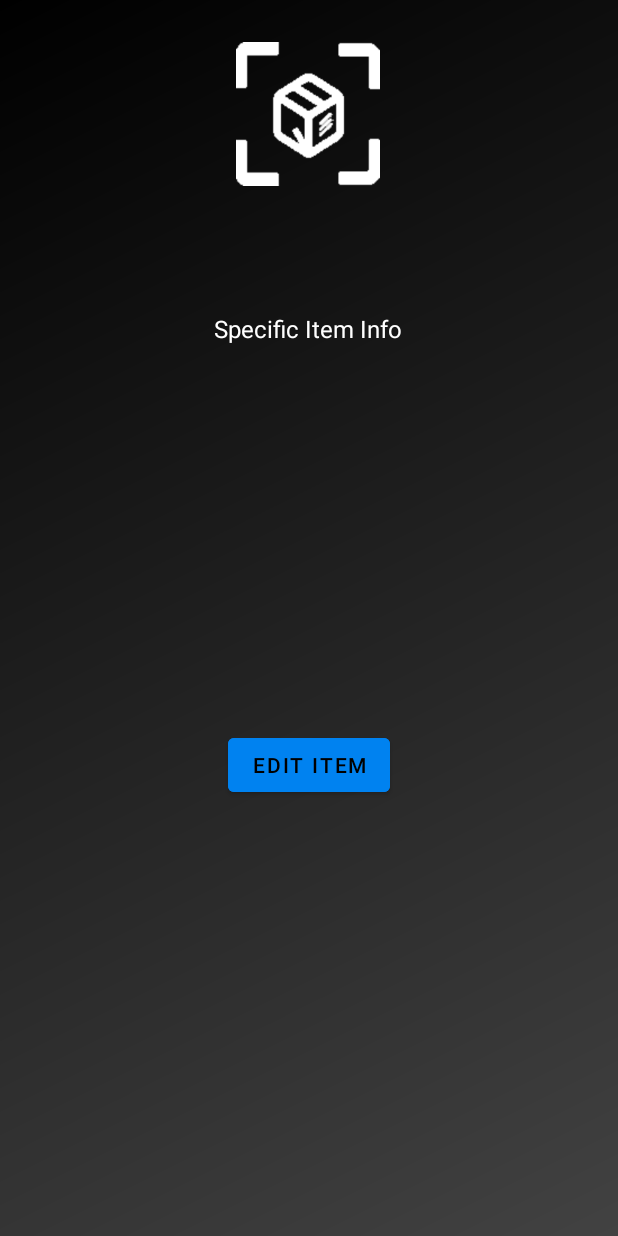
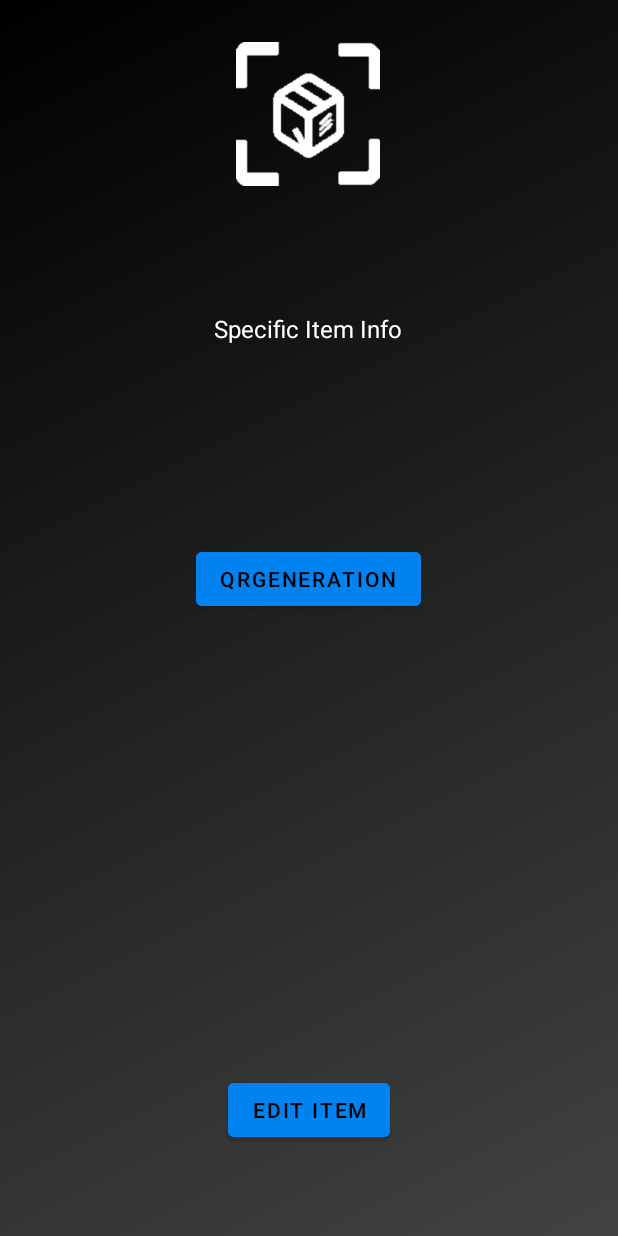
Before and after one commit to eeibmce/QuarterMaster, an Android app: the ItemView screen opened directly, with no data from a screen before it, on a phone screen of 412 x 824 dp. Run offline under Robolectric (Android 15) with nearby library versions, the phone set to English and light mode, and no system bars; our stand-ins replace Firebase (no records; nobody signed in at launch, a user with empty details on screens opened directly); 1 statement that could not run was skipped.

Commit message:
Added Navigation from item view to qr generation

```diff
--- a/app/src/main/java/com/example/quartermaster/ItemView.java
+++ b/app/src/main/java/com/example/quartermaster/ItemView.java
@@ -18,7 +18,7 @@ public class ItemView extends AppCompatActivity {
     FirebaseAuth fAuth;
     FirebaseFirestore fStore;
     TextView mItemInfo;
-    Button mtoEditItemBtn;
+    Button mtoEditItemBtn, mtoQrActivityBtn;
 
     @Override
     protected void onCreate(Bundle savedInstanceState) {
@@ -28,6 +28,7 @@ public class ItemView extends AppCompatActivity {
         fStore = FirebaseFirestore.getInstance();
         mItemInfo = findViewById(R.id.ItemInfo);
         mtoEditItemBtn = findViewById(R.id.toEditItemBtn);
+        mtoQrActivityBtn = findViewById(R.id.toQrActivityBtn);
 
         String Uid = getIntent().getExtras().getString("Uid").trim();
 
@@ -55,5 +56,10 @@ public class ItemView extends AppCompatActivity {
             i.putExtra("Uid", Uid);
             startActivity(i);
         });
+        mtoQrActivityBtn.setOnClickListener(v -> {
+            Intent i = new Intent(getApplicationContext(), QrActivity.class);
+            i.putExtra("Uid", Uid);
+            startActivity(i);
+        });
     }
 }
--- a/app/src/main/java/com/example/quartermaster/QrActivity.java
+++ b/app/src/main/java/com/example/quartermaster/QrActivity.java
@@ -35,9 +35,10 @@ public class QrActivity extends AppCompatActivity {
         btGenerate = findViewById(R.id.bt_generate);
         ivOutput = findViewById(R.id.iv_output);
         btScan = findViewById(R.id.bt_scan);
+        String Uid = getIntent().getExtras().getString("Uid").trim();
+        etInput.setText(Uid);
         //Generate code
         btGenerate.setOnClickListener(view -> {
-
             String sText = etInput.getText().toString().trim();
             if (TextUtils.isEmpty(sText)) {
                 etInput.setError("Must provide text to be encoded");
--- a/app/src/main/res/layout/activity_item_view.xml
+++ b/app/src/main/res/layout/activity_item_view.xml
@@ -37,11 +37,27 @@
         android:id="@+id/toEditItemBtn"
         android:layout_width="wrap_content"
         android:layout_height="wrap_content"
-        android:layout_marginTop="256dp"
+        android:layout_marginBottom="52dp"
         android:backgroundTint="#0082F0"
         android:text="@string/edit_item"
         android:textColor="#000000"
+        app:layout_constraintBottom_toBottomOf="parent"
         app:layout_constraintEnd_toEndOf="parent"
         app:layout_constraintStart_toStartOf="parent"
+        app:layout_constraintTop_toBottomOf="@+id/toQrActivityBtn"
+        app:layout_constraintVertical_bias="0.974" />
+
+    <Button
+        android:id="@+id/toQrActivityBtn"
+        android:layout_width="wrap_content"
+        android:layout_height="wrap_content"
+        android:layout_marginTop="132dp"
+        android:backgroundTint="#0082F0"
+        android:text="@string/qrgeneration"
+        android:textColor="#000000"
+        app:layout_constraintEnd_toEndOf="parent"
+        app:layout_constraintHorizontal_bias="0.498"
+        app:layout_constraintStart_toStartOf="parent"
         app:layout_constraintTop_toBottomOf="@+id/ItemInfo" />
+
 </androidx.constraintlayout.widget.ConstraintLayout>
--- a/app/src/main/res/values/strings.xml
+++ b/app/src/main/res/values/strings.xml
@@ -54,4 +54,5 @@
     <string name="extra_info">Extra Info</string>
     <string name="edit_item">Edit Item</string>
     <string name="itemid">ItemID</string>
+    <string name="qrgeneration">QrGeneration</string>
 </resources>
```
Also changed, not shown: app/src/main/java/com/example/quartermaster/Laptop.java (+0 -7 lines).
